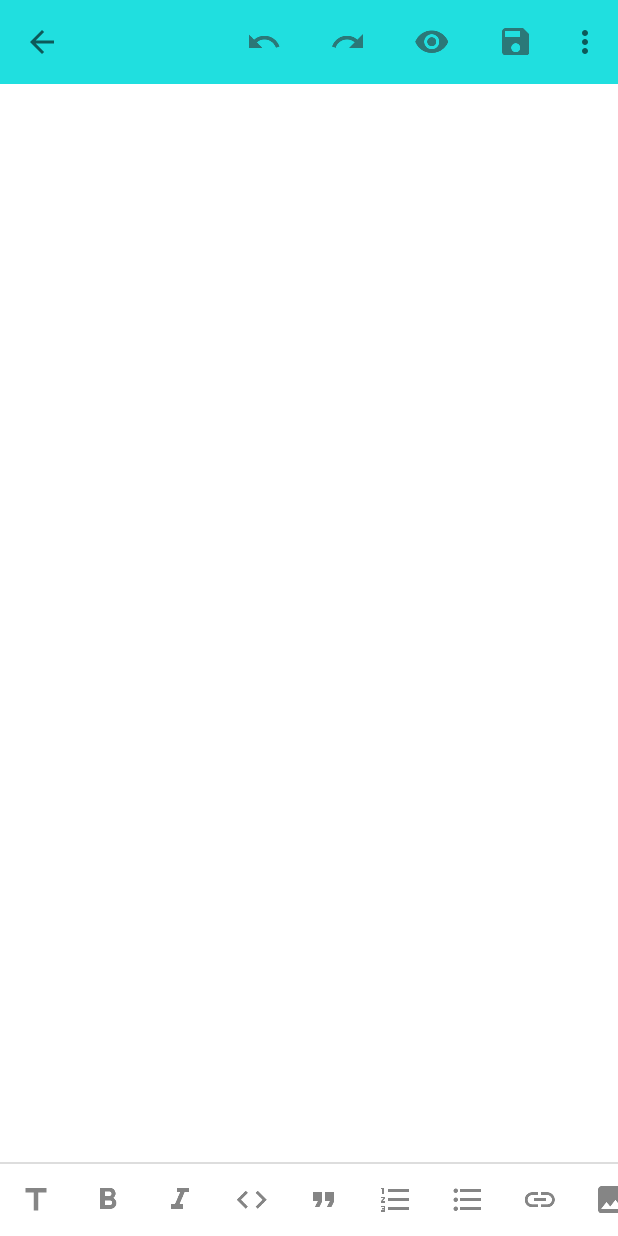
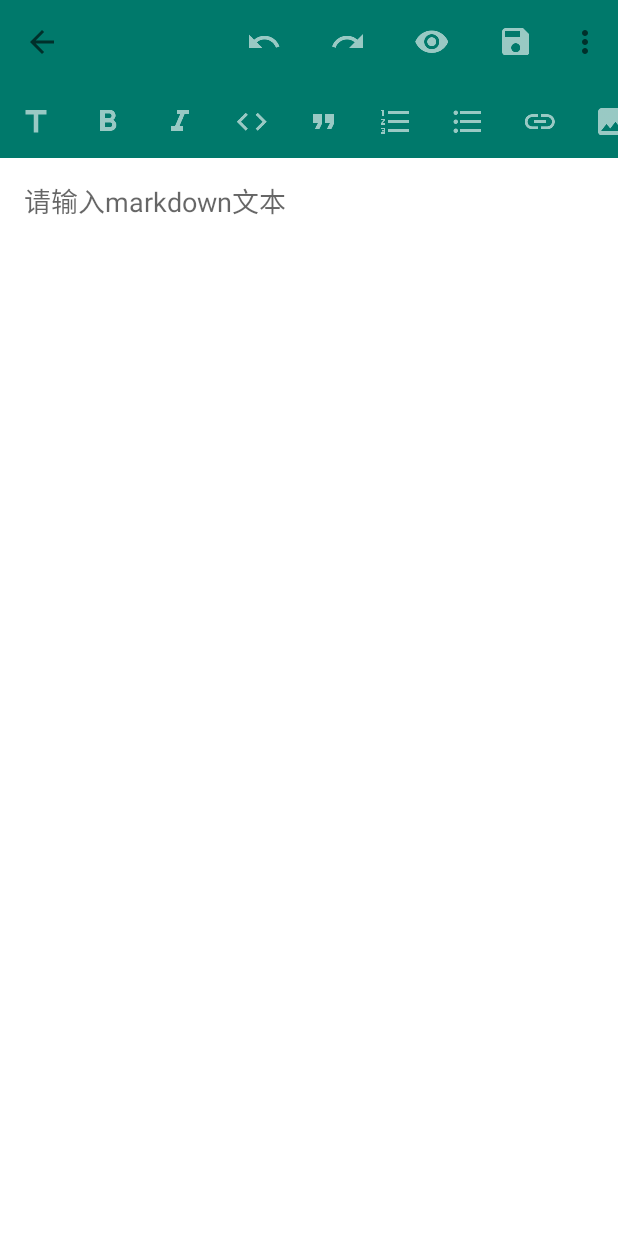
Before and after one commit to alwaysbetter1314/MuaPlus, an Android app: the screen it shows after launch (MainActivity), after a tap on an icon or button, on a phone screen of 412 x 824 dp. Run offline under Robolectric (Android 15) with nearby library versions, the phone set to English and light mode, and no system bars; our stand-ins replace ButterKnife, EventBus; libraries missing offline, so code that uses them is left out: com.hjq.permissions; 1 statement that could not run was skipped.

Commit message:
nothing to do

```diff
--- /dev/null
+++ b/app/src/main/res/drawable-anydpi/ic_title.xml
@@ -0,0 +1,14 @@
+<vector xmlns:android="http://schemas.android.com/apk/res/android"
+    android:width="24dp"
+    android:height="24dp"
+    android:viewportWidth="24"
+    android:viewportHeight="24"
+    android:tint="#333333"
+    android:alpha="0.6">
+  <group android:scaleX="0.0234375"
+      android:scaleY="0.0234375">
+    <path
+        android:pathData="M213.33,170.67v128h234.67v512h128V298.67h234.67V170.67z"
+        android:fillColor="#515151"/>
+  </group>
+</vector>
--- a/app/src/main/res/layout/editor_actionbar.xml
+++ b/app/src/main/res/layout/editor_actionbar.xml
@@ -3,12 +3,11 @@
     android:layout_width="wrap_content"
     android:layout_height="wrap_content"
     android:orientation="vertical"
-    android:background="@android:color/white"
-    android:layout_alignParentBottom="true">
+    android:background="@color/colorPrimary"
+    android:layout_alignParentTop="true">
     <View
         android:layout_width="wrap_content"
         android:layout_height="1dp"
-        android:background="#ddd"
         android:layout_above="@+id/toolbar_buttons"/>
 
     <HorizontalScrollView
--- a/app/src/main/res/layout/fragment_edit.xml
+++ b/app/src/main/res/layout/fragment_edit.xml
@@ -3,6 +3,9 @@
     android:id="@+id/edit_area"
     android:layout_width="match_parent"
     android:layout_height="match_parent">
+
+    <include layout="@layout/editor_actionbar" />
+
     <EditText
         android:id="@+id/content_input"
         android:textColor="#333"
@@ -13,7 +16,8 @@
         android:padding="16dp"
         android:scrollHorizontally="false"
         android:scrollbars="none"
-        android:layout_marginBottom="48dp"
+        android:layout_marginTop="48dp"
+        android:hint="请输入markdown文本"
         android:background="#00000000"/>
-    <include layout="@layout/editor_actionbar"/>
+
 </RelativeLayout>
--- a/app/src/main/res/menu/edit_fragment_menu.xml
+++ b/app/src/main/res/menu/edit_fragment_menu.xml
@@ -1,21 +1,26 @@
 <?xml version="1.0" encoding="utf-8"?>
 <menu xmlns:android="http://schemas.android.com/apk/res/android"
     xmlns:app="http://schemas.android.com/apk/res-auto">
+
     <item android:id="@+id/undo"
         android:title="@string/menu_item_undo"
         android:icon="@drawable/ic_undo"
+        style="@style/titleBarItem"
         app:showAsAction="always" />
     <item android:id="@+id/redo"
         android:title="@string/menu_item_redo"
         android:icon="@drawable/ic_redo"
+        style="@style/titleBarItem"
         app:showAsAction="always" />
     <item android:id="@+id/preview"
         android:title="@string/menu_item_preview"
         android:icon="@drawable/ic_preview"
+        style="@style/titleBarItem"
         app:showAsAction="always"/>
     <item android:id="@+id/save"
         android:title="@string/menu_item_save"
         android:icon="@drawable/ic_save"
+        style="@style/titleBarItem"
         app:showAsAction="always" />
     <item android:id="@+id/rename"
         android:title="@string/menu_item_rename"
--- a/app/src/main/res/menu/preview_fragment_menu.xml
+++ b/app/src/main/res/menu/preview_fragment_menu.xml
@@ -4,5 +4,6 @@
     <item android:id="@+id/edit"
         android:title="@string/menu_item_edit"
         android:icon="@drawable/ic_mode_edit"
+        style="@style/titleBarItem"
         app:showAsAction="always"/>
 </menu>
--- a/app/src/main/res/values/colors.xml
+++ b/app/src/main/res/values/colors.xml
@@ -1,8 +1,11 @@
 <?xml version="1.0" encoding="utf-8"?>
 <resources>
-    <color name="colorPrimary">#20dfdf</color>
-    <color name="colorPrimaryDark">#02e8e8</color>
-    <color name="colorAccent">#1abc9c</color>
+<!--    状态栏暗一点-->
+    <color name="colorPrimaryDark">#006156</color>
+<!--    标题栏-->
+    <color name="colorPrimary">#00796b</color>
+<!--控件被选中色-->
+    <color name="colorAccent">#00C7B0</color>
 
     <color name="colorToolbarFont">#f0f0f0</color>
 
--- a/app/src/main/res/values/styles.xml
+++ b/app/src/main/res/values/styles.xml
@@ -7,6 +7,8 @@
         <item name="colorAccent">@color/colorAccent</item>
         <item name="windowActionModeOverlay">true</item>
         <item name="actionMenuTextColor">#ffffff</item>
+        <item name="colorButtonNormal">@color/white</item>
+        <item name="iconTint">@color/white</item>
     </style>
 
     <!-- Navigation drawer -->
@@ -14,10 +16,17 @@
         <item name="android:textSize">18sp</item>
     </style>
 
+<!--    标题栏样式-->
+    <style name="titleBarItem">
+        <item name="iconTint">@color/white</item>
+    </style>
+
+<!--    编辑栏样式-->
     <style name="EditorActionBarButton">
         <item name="android:layout_width">48dp</item>
         <item name="android:layout_height">48dp</item>
         <item name="android:contentDescription">@null</item>
+        <item name="android:tint">@android:color/white</item>
         <item name="android:background">?android:selectableItemBackground</item>
         <item name="android:scaleType">center</item>
     </style>
```
Also changed, not shown: app/src/main/res/drawable-hdpi/ic_title.png, app/src/main/res/drawable-mdpi/ic_title.png, app/src/main/res/drawable-xhdpi/ic_title.png, app/src/main/res/drawable-xxhdpi/ic_title.png, 1 other file.
